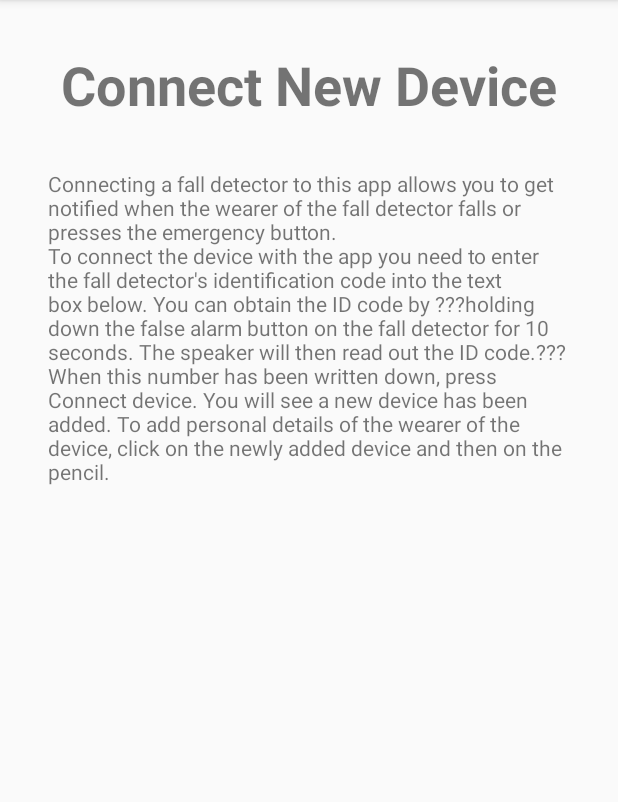
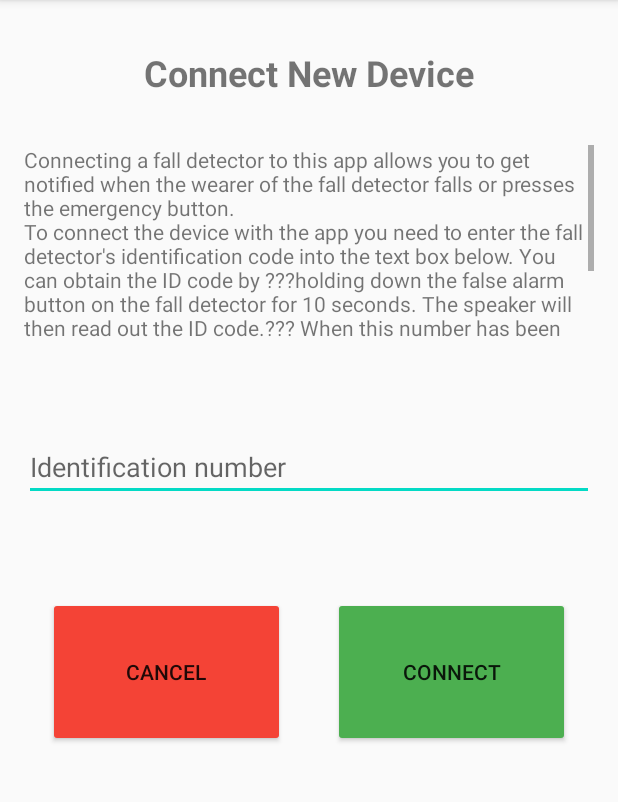
Before and after one commit to devhashtag/4WBB0, an Android app: the RegisterActivity screen opened directly, with no data from a screen before it, on a phone screen of 412 x 824 dp, the part 84-886 px from its top. Run offline under Robolectric (Android 15) with nearby library versions, the phone set to English and light mode, and no system bars.

Commit message:
Added Room database to store connected devices/users

```diff
--- a/app/src/main/AndroidManifest.xml
+++ b/app/src/main/AndroidManifest.xml
@@ -9,7 +9,8 @@
         android:roundIcon="@mipmap/ic_launcher_round"
         android:supportsRtl="true"
         android:theme="@style/AppTheme">
-        <activity android:name=".RegisterActivity"></activity>
+        <activity android:name=".EditDetailsActivity" />
+        <activity android:name=".RegisterActivity" />
         <activity android:name=".HistoryActivity" />
         <activity android:name=".DetailActivity" />
         <activity android:name=".SettingsActivity" />
--- a/app/src/main/res/layout/activity_register.xml
+++ b/app/src/main/res/layout/activity_register.xml
@@ -11,22 +11,77 @@
         android:layout_width="wrap_content"
         android:layout_height="wrap_content"
         android:layout_marginTop="32dp"
-        android:text="Connect New Device"
-        android:textSize="36sp"
+        android:text="@string/connect_new_device"
+        android:textSize="24sp"
         android:textStyle="bold"
         app:layout_constraintEnd_toEndOf="parent"
         app:layout_constraintStart_toStartOf="parent"
         app:layout_constraintTop_toTopOf="parent" />
 
-    <TextView
-        android:id="@+id/textView2"
+    <ScrollView
+        android:id="@+id/scrollView2"
+        android:layout_width="0dp"
+        android:layout_height="128dp"
+        android:layout_marginStart="@dimen/big_padding"
+        android:layout_marginTop="32dp"
+        android:layout_marginEnd="@dimen/big_padding"
+        app:layout_constraintEnd_toEndOf="parent"
+        app:layout_constraintStart_toStartOf="parent"
+        app:layout_constraintTop_toBottomOf="@+id/connectTitle">
+
+        <LinearLayout
+            android:layout_width="match_parent"
+            android:layout_height="wrap_content"
+            android:orientation="vertical">
+
+            <TextView
+                android:id="@+id/connectInstructions"
+                android:layout_width="wrap_content"
+                android:layout_height="wrap_content"
+                android:text="@string/connect_device_instructions" />
+        </LinearLayout>
+    </ScrollView>
+
+    <EditText
+        android:id="@+id/connectInput"
         android:layout_width="0dp"
         android:layout_height="wrap_content"
-        android:layout_marginStart="32dp"
-        android:layout_marginTop="32dp"
-        android:layout_marginEnd="32dp"
-        android:text="@string/connect_device_instructions"
+        android:layout_marginStart="@dimen/big_padding"
+        android:layout_marginTop="64dp"
+        android:layout_marginEnd="@dimen/big_padding"
+        android:ems="10"
+        android:hint="@string/identification_number"
+        android:inputType="number"
         app:layout_constraintEnd_toEndOf="parent"
         app:layout_constraintStart_toStartOf="parent"
-        app:layout_constraintTop_toBottomOf="@+id/connectTitle" />
+        app:layout_constraintTop_toBottomOf="@+id/scrollView2"
+        android:importantForAutofill="no" />
+
+    <Button
+        android:id="@+id/cancelConnectButton"
+        android:layout_width="0dp"
+        android:layout_height="100dp"
+        android:layout_marginStart="32dp"
+        android:layout_marginTop="64dp"
+        android:backgroundTint="#F44336"
+        android:onClick="onCancel"
+        android:text="@android:string/cancel"
+        app:layout_constraintEnd_toStartOf="@+id/connectButton"
+        app:layout_constraintStart_toStartOf="parent"
+        app:layout_constraintTop_toBottomOf="@+id/connectInput" />
+
+    <Button
+        android:id="@+id/connectButton"
+        android:layout_width="0dp"
+        android:layout_height="100dp"
+        android:layout_marginStart="32dp"
+        android:layout_marginTop="64dp"
+        android:layout_marginEnd="32dp"
+        android:backgroundTint="#4CAF50"
+        android:onClick="onConnect"
+        android:text="@string/connect"
+        app:layout_constraintEnd_toEndOf="parent"
+        app:layout_constraintStart_toEndOf="@+id/cancelConnectButton"
+        app:layout_constraintTop_toBottomOf="@+id/connectInput" />
+
 </androidx.constraintlayout.widget.ConstraintLayout>
--- /dev/null
+++ b/app/src/main/res/values/dimens.xml
@@ -0,0 +1,4 @@
+<?xml version="1.0" encoding="utf-8"?>
+<resources>
+    <dimen name="big_padding">16dp</dimen>
+</resources>
--- a/app/src/main/res/values/strings.xml
+++ b/app/src/main/res/values/strings.xml
@@ -1,4 +1,10 @@
 <resources>
     <string name="app_name">PocketAlert</string>
-    <string name="connect_device_instructions">Connecting a fall detector to this app allows you to get notified when the wearer of the fall detector falls or presses the emergency button.\nTo connect the device with the app you need to enter the fall detector\'s identification code into the text box below. You can obtain the ID code by ???holding down the false alarm button on the fall detector for 10 seconds. The speaker will then read out the ID code.??? When this number has been written down, press "Connect device". You will see a new device has been added. To add personal details of the wearer of the device, click on the newly added device and then on the pencil.</string>
+    <string name="connect_device_instructions">Connecting a fall detector to this app allows you to get notified when the wearer of the fall detector falls or presses the emergency button.\nTo connect the device with the app you need to enter the fall detector\'s identification code into the text box below. You can obtain the ID code by ???holding down the false alarm button on the fall detector for 10 seconds. The speaker will then read out the ID code.??? When this number has been written down, press \"Connect\". You will see a new device has been added. To add personal details of the wearer of the device, click on the newly added device and then on the pencil.</string>
+    <string name="add_user">add user</string>
+    <string name="empty_not_saved">Device not saved because it is empty.</string>
+    <string name="connect_new_device">Connect New Device</string>
+    <string name="identification_number">Identification number</string>
+    <string name="connect">Connect</string>
+    <string name="no_name">No Name</string>
 </resources>
```
Also changed, not shown: app/build.gradle (+20 -0 lines), app/src/main/java/com/example/pocketalert/MainActivity.java (+44 -1 lines), app/src/main/java/com/example/pocketalert/RegisterActivity.java (+28 -2 lines), app/src/main/java/com/example/pocketalert/UserListAdapter.java (added, +64 -0 lines), app/src/main/java/com/example/pocketalert/database/User.java (added, +89 -0 lines), app/src/main/java/com/example/pocketalert/database/UserDao.java (added, +30 -0 lines), app/src/main/java/com/example/pocketalert/database/UserRepository.java (added, +30 -0 lines), app/src/main/java/com/example/pocketalert/database/UserRoomDatabase.java (added, +42 -0 lines), app/src/main/java/com/example/pocketalert/database/UserViewModel.java (added, +29 -0 lines), app/src/main/res/drawable/ic_add_black_24dp.xml (added, +10 -0 lines), app/src/main/res/layout/activity_main.xml (+17 -5 lines), app/src/main/res/layout/users_recyclerview_item.xml (added, +51 -0 lines), app/src/main/res/values/styles.xml (+9 -0 lines), build.gradle (+7 -0 lines).
